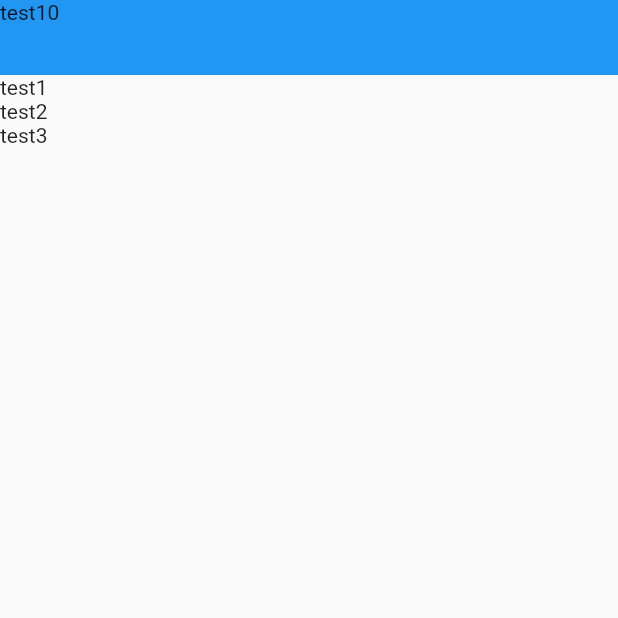
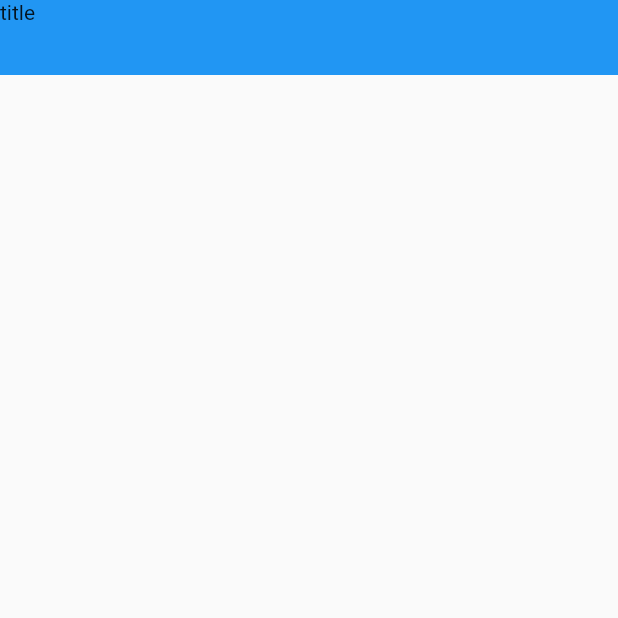
Before and after one commit to mettoboshi/riverpod_sample_app, a Flutter app: the screen it shows after launch, on a phone screen of 412 x 824 dp, the top half of it. Run offline on Flutter 3.47's test engine with Material 2 defaults, Android fonts, the phone set to English and light mode, and no system bars; our stand-ins replace hooks_riverpod.

Commit message:
ListItemの中身をtaskに置き換えた

```diff
--- a/lib/ui/components/list_item.dart
+++ b/lib/ui/components/list_item.dart
@@ -1,16 +1,18 @@
 import 'package:flutter/material.dart';
 
+import '/data/task.dart';
+
 class ListItem extends StatelessWidget {
-  const ListItem({Key? key, required this.title}) : super(key: key);
+  ListItem({Key? key, required this.task}) : super(key: key);
 
-  final String title;
+  final Task task;
 
   @override
   Widget build(BuildContext context) {
     return Container(
       height: 50,
       color: Colors.blue,
-      child: Text(title),
+      child: Text(task.title),
     );
   }
 }
--- a/lib/ui/page/home_page.dart
+++ b/lib/ui/page/home_page.dart
@@ -1,19 +1,19 @@
 import 'package:flutter/material.dart';
+import 'package:flutter_riverpod_sample_app/data/status.dart';
 
 import '/ui/components/list_item.dart';
+import '/data/task.dart';
 
 class HomePage extends StatelessWidget {
   const HomePage({Key? key}) : super(key: key);
 
   @override
   Widget build(BuildContext context) {
+    Task task = Task('title', Status.Todo);
     return Scaffold(
         body: ListView(
-      children: const [
-        ListItem(title: 'test10'),
-        Text('test1'),
-        Text('test2'),
-        Text('test3'),
+      children: [
+        ListItem(task: Task('title', Status.Todo)),
       ],
     ));
   }
```
